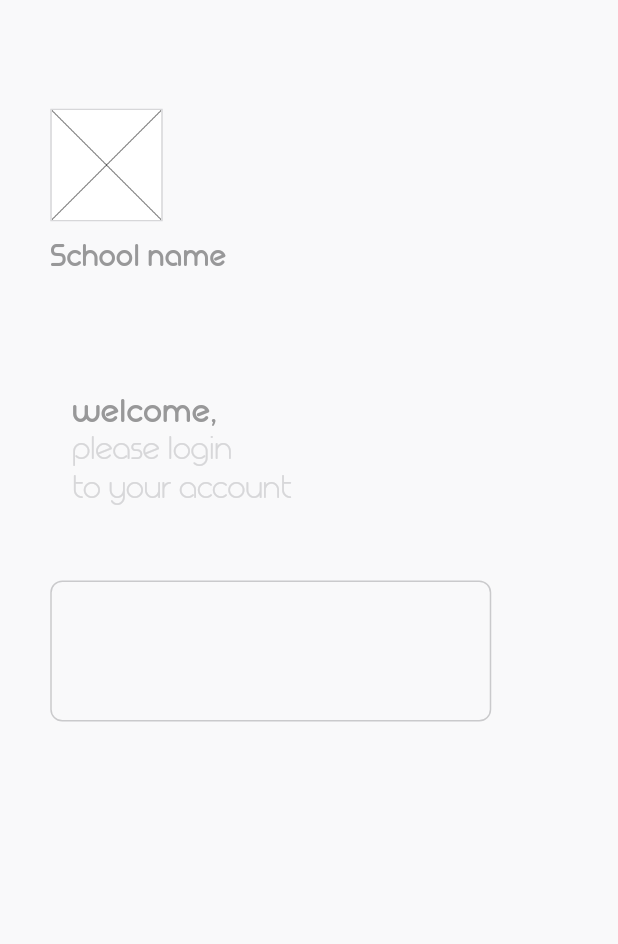
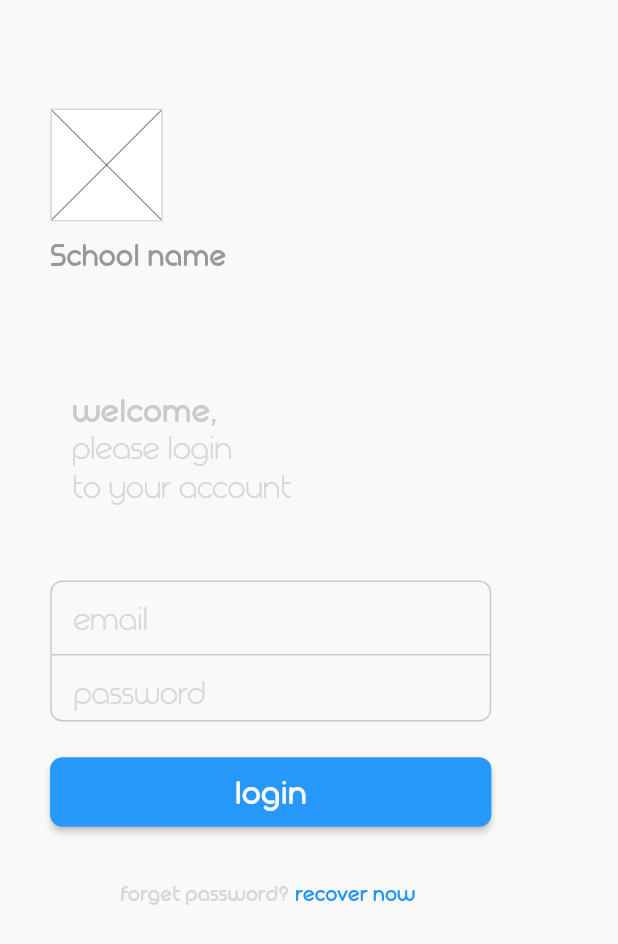
Before and after one commit to muhammads97/school-system, a Flutter app: the screen it shows after launch, on a phone screen of 412 x 824 dp. Shown: the top 944 px of the screen. Run offline on Flutter 3.47's test engine with Material 2 defaults, Android fonts, the phone set to English and light mode, and no system bars.

Commit message:
finished login with no documentation

```diff
--- /dev/null
+++ b/Mobile/mobile_app/login/lib/forgetPassword.dart
@@ -0,0 +1,41 @@
+import 'package:flutter/material.dart';
+
+
+class ForgetPassword extends StatelessWidget{
+  @override
+  Widget build(BuildContext context) {
+    return new Container(
+      alignment: Alignment.center,
+      width: 294.0,
+      height: 46.0,
+      child: new Row(
+        mainAxisAlignment: MainAxisAlignment.center,
+        children: <Widget>[
+          new Text(
+            "forget password?",
+            style: new TextStyle(
+              color: Color(0xFFD7D7D9),
+            ),
+          ),
+          new FlatButton(
+            padding: EdgeInsets.all(0.0),
+            color: Colors.transparent,
+            splashColor: Colors.transparent,
+            highlightColor: Colors.transparent,
+
+            child: new Text(
+              "recover now",
+              style: new TextStyle(
+                color: Colors.blue,
+              ),
+            ),
+
+            onPressed: () {
+              //print("ahoooo");
+            },
+          ),
+        ],
+      ),
+    );
+  }
+}
--- a/Mobile/mobile_app/login/lib/inputs.dart
+++ b/Mobile/mobile_app/login/lib/inputs.dart
@@ -14,6 +14,57 @@ class LoginInputs extends StatelessWidget{
         ),
         borderRadius: BorderRadius.circular(8.0),
       ),
+      child: new Column(
+        children: <Widget>[
+          new Container(
+            decoration: new BoxDecoration(
+              border: new Border(
+                bottom: BorderSide(width: 1.0, color: Color(0xFFCACACC)),
+              ),
+            ),
+            child: new TextField(
+              style: new TextStyle(
+                fontSize: 22.0
+              ),
+              decoration: new InputDecoration(
+                border: InputBorder.none,
+                hintText: "email",
+                hintStyle: new TextStyle(
+                  fontWeight: FontWeight.w300,
+                  color: Color(0xFFD7D7D9),
+                ),
+                contentPadding: EdgeInsets.only(
+                  left: 14.5,
+                  right: 14.5,
+                  top: 10.0,
+                  bottom: 10.0,
+                ),
+              ),
+            ),
+          ),
+          new Container(
+            child: new TextField(
+              style: new TextStyle(
+                fontSize: 22.0
+              ),
+              decoration: new InputDecoration(
+                border: InputBorder.none,
+                hintText: "password",
+                hintStyle: new TextStyle(
+                  fontWeight: FontWeight.w300,
+                  color: Color(0xFFD7D7D9),
+                ),
+                contentPadding: EdgeInsets.only(
+                  left: 14.5,
+                  right: 14.5,
+                  top: 10.0,
+                  bottom: 9.0
+                ),
+              ),
+            ),
+          ),
+        ],
+      ),
     );
   }
 }
--- a/Mobile/mobile_app/login/lib/login.dart
+++ b/Mobile/mobile_app/login/lib/login.dart
@@ -3,6 +3,8 @@ import 'package:flutter/material.dart';
 import 'package:login/schoolLogo.dart';
 import 'package:login/welcomeText.dart';
 import 'package:login/inputs.dart';
+import 'package:login/loginButton.dart';
+import 'package:login/forgetPassword.dart';
 
 class LoginPage extends StatefulWidget{
   @override
@@ -26,7 +28,8 @@ class LoginState extends State<LoginPage> {
   ///function return
   Widget _getScuffold(){
     return new Scaffold(
-      body: new Row(
+      body: new SingleChildScrollView(
+        child: new Row(
           children: <Widget>[
             new SizedBox(width: 33.5,),
             new Column(
@@ -36,11 +39,15 @@ class LoginState extends State<LoginPage> {
                 new WelcomeText(),
                 new SizedBox(height: 37.0,),
                 new LoginInputs(),
+                new SizedBox(height: 23.0,),
+                new LoginButton(),
+                new SizedBox(height: 20.0,),
+                new ForgetPassword(),
               ],
               crossAxisAlignment: CrossAxisAlignment.start,
             ),
           ],
-
+        ),
       ),
       backgroundColor: Color(0xFFF9F9FA),
     );
--- /dev/null
+++ b/Mobile/mobile_app/login/lib/loginButton.dart
@@ -0,0 +1,58 @@
+import 'package:flutter/material.dart';
+
+
+class LoginButton extends StatelessWidget{
+  @override
+  Widget build(BuildContext context) {
+    return new RawMaterialButton(
+      constraints: BoxConstraints(
+        minHeight: 46.0,
+        minWidth: 294.0,
+      ),
+      child: new Text(
+          "login",
+          style: new TextStyle(
+            color: Color(0xFFF9F9FA),
+            fontSize: 22.0,
+          ),
+      ),
+      fillColor: Color(0XFF2699FB),
+      shape: new RoundedRectangleBorder(
+        borderRadius: BorderRadius.circular(8.0),
+        side: BorderSide(
+          color: Color(0XFF2699FB),
+          width: 1.0,
+        ),
+      ),
+      //splashColor: Color(0XFF2699F0),
+      highlightColor: Color(0XFF1D7DDD),
+      onPressed: () {
+        //print("ohhh");
+      },
+    );
+    // return new ButtonTheme(
+    //   height: 46.0,
+    //   minWidth: 294.0,
+    //   shape: new RoundedRectangleBorder(
+    //     borderRadius: BorderRadius.all(Radius.circular(8.0)),
+    //     side: BorderSide(
+    //       color: Color(0xFF2699FB),
+    //       width: 1.0,
+    //     ),
+    //   ),
+    //   child: new RaisedButton(
+    //     color: Color(0XFF2699FB),
+    //     onPressed: null,
+    //     child: new Text(
+    //       "login",
+    //       style: new TextStyle(
+    //         color: Color(0xFFF9F9FA),
+    //         fontSize: 22.0,
+    //       ),
+    //     ),
+
+
+    //   ),
+    // );
+  }
+}
--- a/Mobile/mobile_app/login/lib/welcomeText.dart
+++ b/Mobile/mobile_app/login/lib/welcomeText.dart
@@ -13,7 +13,7 @@ class WelcomeText extends StatelessWidget{
               new Text(
                 "welcome,",
                 style: new TextStyle(
-                  color: Color(0xFF989899),
+                  color: Color(0xFFCACACC),
                   fontSize: 22.0,
                   //fontWeight: FontWeight.w300,
                 ),
```
Lines whose indentation alone changed are shown as unchanged.
